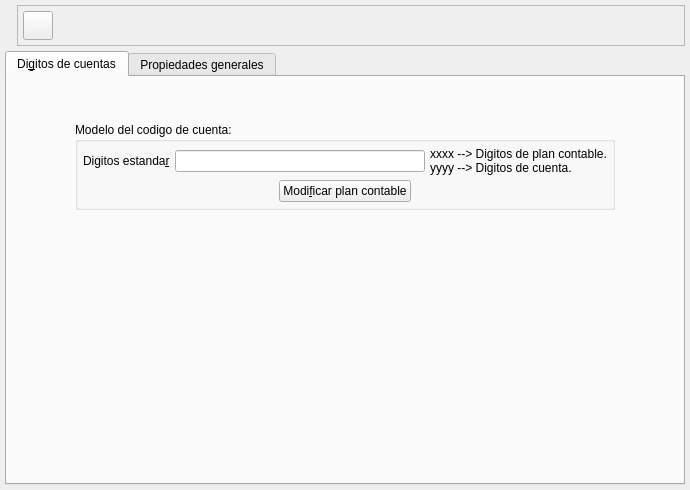
Before: the Qt Designer form bulmages/bulmacont/src/bcconfiguracionbase.ui in eboladev/Bulmages-1, drawn with Qt 5.
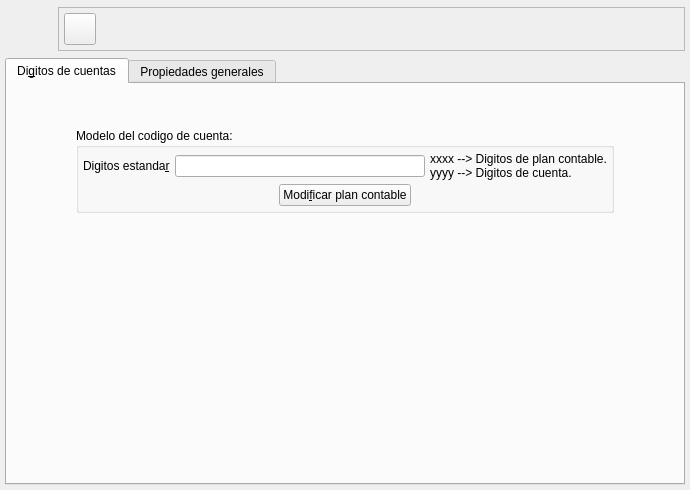
After: the same form once the commit is applied. Icons and pictures are not drawn. Custom widgets are drawn as their Qt base class.

Patch:
```diff
--- a/bulmages/bulmacont/src/bcconfiguracionbase.ui
+++ b/bulmages/bulmacont/src/bcconfiguracionbase.ui
@@ -42,7 +42,7 @@
          <verstretch>0</verstretch>
         </sizepolicy>
        </property>
-       <property name="maximumSize" >
+       <property name="minimumSize">
         <size>
          <width>48</width>
          <height>48</height>
@@ -81,8 +81,20 @@
          <number>5</number>
         </property>
         <item>
-         <widget class="QToolButton" name="mui_guardar" >
-          <property name="toolTip" >
+         <widget class="QToolButton" name="mui_guardar">
+          <property name="minimumSize">
+           <size>
+            <width>32</width>
+            <height>32</height>
+           </size>
+          </property>
+          <property name="maximumSize">
+           <size>
+            <width>32</width>
+            <height>32</height>
+           </size>
+          </property>
+          <property name="toolTip">
            <string>Guardar</string>
           </property>
           <property name="whatsThis" >
@@ -139,12 +151,12 @@
       <attribute name="title" >
        <string>Di&amp;gitos de cuentas</string>
       </attribute>
-      <layout class="QGridLayout" >
-       <property name="margin" >
-        <number>5</number>
+      <layout class="QGridLayout">
+       <property name="margin">
+        <number>4</number>
        </property>
-       <property name="spacing" >
-        <number>5</number>
+       <property name="spacing">
+        <number>4</number>
        </property>
        <item row="1" column="0" >
         <spacer>
@@ -164,12 +176,12 @@
          <property name="title" >
           <string>Modelo del codigo de cuenta:</string>
          </property>
-         <layout class="QGridLayout" >
-          <property name="margin" >
-           <number>5</number>
+         <layout class="QGridLayout">
+          <property name="margin">
+           <number>4</number>
           </property>
-          <property name="spacing" >
-           <number>5</number>
+          <property name="spacing">
+           <number>4</number>
           </property>
           <item row="0" column="0" >
            <layout class="QHBoxLayout" >
@@ -322,7 +334,7 @@
    </item>
   </layout>
  </widget>
- <layoutdefault spacing="4" margin="4" />
+ <layoutdefault spacing="4" margin="4"/>
  <customwidgets>
   <customwidget>
    <class>BcConfiguracionSubForm</class>
```
Left out of the diff: 189 changed lines with no effect on the pictures.
